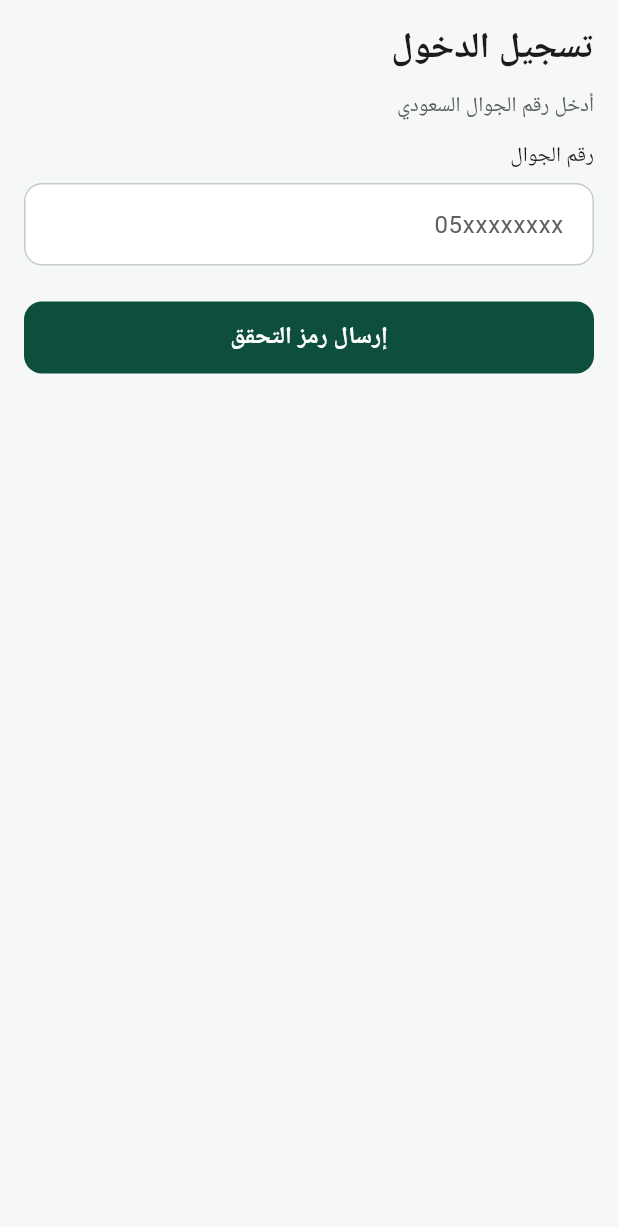
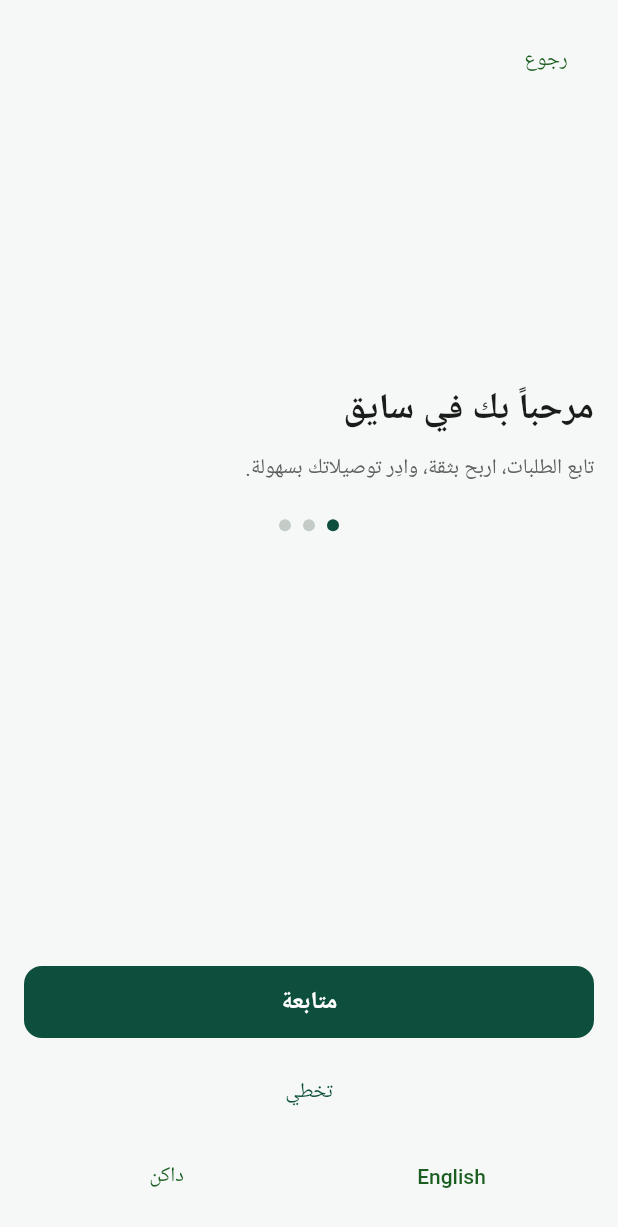
Before and after one commit to jari-tach/jari-platform, a Flutter app: the screen it shows after launch, after a tap on "ابدأ", on a phone screen of 412 x 824 dp. Shown: the top 1227 px of the screen. Run offline on Flutter 3.47's test engine with Material 3 defaults, Android fonts, the phone set to English and light mode, and no system bars; our stand-ins replace connectivity_plus, dio, drift, flutter_riverpod, flutter_secure_storage, get_it and 3 more; accounts and stored records are empty; generated files the repository leaves out were written again; Roboto replaces fonts that are missing (Tajawal).

Commit message:
feat: implement phase 2.6 authentication ui parity
Wire Splash, Onboarding, and Session Expired into the Fake auth path, connect Auth CTAs, and document VKP-NX9 device validation.

Co-authored-by: Cursor <cursoragent@cursor.com>

```diff
--- a/lib/core/localization/app_localizations.dart
+++ b/lib/core/localization/app_localizations.dart
@@ -216,6 +216,26 @@ class AppLocalizations {
     'Keep the app updated for the best experience.',
     'أبقِ التطبيق محدّثًا لأفضل تجربة.',
   );
+
+  // —— Splash / Onboarding / Welcome (Phase 2.6 Batch 2) ——
+  String get splashTitle => _t('Saeq Driver', 'سائق سايق');
+  String get splashSubtitle =>
+      _t('Professional delivery platform', 'منصة التوصيل الاحترافية');
+  String get splashTapToContinue => _t('Tap to continue', 'اضغط للمتابعة');
+  String get onboardingTitle => _t('Welcome to Saeq', 'مرحباً بك في سايق');
+  String get onboardingSubtitle => _t(
+    'Track offers, earn with confidence, and manage deliveries easily.',
+    'تابع الطلبات، اربح بثقة، وادِر توصيلاتك بسهولة.',
+  );
+  String get onboardingContinueAction => _t('Continue', 'متابعة');
+  String get onboardingSkipAction => _t('Skip', 'تخطي');
+  String get backAction => _t('Back', 'رجوع');
+  String get changePhoneAction =>
+      _t('Change mobile number', 'تغيير رقم الجوال');
+  String get sessionExpiredTitle => _t('Session expired', 'انتهت الجلسة');
+  String get sessionExpiredLoginAgain => _t('Sign in', 'تسجيل الدخول');
+  String get simulateSessionExpiredAction =>
+      _t('Simulate session expired', 'محاكاة انتهاء الجلسة');
 
   // —— Welcome / First Launch (Figma Final/Auth/First Launch) ——
   String get firstLaunchTitle => _t('Saeq Driver', 'سائق سايق');
--- a/lib/core/routes/app_router.dart
+++ b/lib/core/routes/app_router.dart
@@ -3,7 +3,10 @@ import 'package:go_router/go_router.dart';
 
 import '../../features/auth/domain/entities/authentication_status.dart';
 import '../../features/auth/presentation/screens/login_screen.dart';
+import '../../features/auth/presentation/screens/onboarding_screen.dart';
 import '../../features/auth/presentation/screens/otp_verification_screen.dart';
+import '../../features/auth/presentation/screens/session_expired_screen.dart';
+import '../../features/auth/presentation/screens/splash_screen.dart';
 import '../../features/delivery/presentation/pages/active_delivery_page.dart';
 import '../../features/delivery/presentation/pages/delivery_issue_page.dart';
 import '../../features/delivery/presentation/pages/delivery_verify_page.dart';
@@ -25,10 +28,13 @@ import '../theme/saeq_semantic_colors.dart';
 /// App routes
 class AppRoutes {
   // Route paths
+  static const String splash = '/splash';
   static const String welcome = '/';
+  static const String onboarding = '/onboarding';
   static const String comingSoon = '/coming-soon';
   static const String login = '/login';
   static const String loginOtp = '/login/otp';
+  static const String sessionExpired = '/session-expired';
   static const String home = '/home';
   static const String deliveries = '/deliveries';
   static const String earnings = '/earnings';
@@ -60,6 +66,16 @@ class AppRoutes {
 
   static String notificationDetail(String id) => '/notifications/$id';
 
+  /// Public auth / entry routes that authenticated users should leave.
+  static const List<String> authEntryRoutes = [
+    splash,
+    welcome,
+    onboarding,
+    login,
+    loginOtp,
+    sessionExpired,
+  ];
+
   /// Protected path roots (exact or nested under these prefixes).
   static const List<String> protectedRoots = [
     home,
@@ -81,6 +97,8 @@ class AppRoutes {
     }
     return false;
   }
+
+  static bool isAuthEntry(String path) => authEntryRoutes.contains(path);
 
   // Prevent instantiation
   AppRoutes._();
@@ -109,7 +127,7 @@ class AppRouter {
     required AuthenticationStatus Function() authStatus,
   }) {
     return GoRouter(
-      initialLocation: AppRoutes.welcome,
+      initialLocation: AppRoutes.splash,
       refreshListenable: refreshListenable,
 
       // Error page for unknown routes
@@ -136,8 +154,7 @@ class AppRouter {
       redirect: (context, state) {
         final status = authStatus();
         final path = state.uri.path;
-        final isLoginRoute =
-            path == AppRoutes.login || path == AppRoutes.loginOtp;
+        final isAuthEntry = AppRoutes.isAuthEntry(path);
 
         // Compat: old Orders tab → Deliveries.
         if (path == AppRoutes.orders) {
@@ -152,7 +169,7 @@ class AppRouter {
           case AuthenticationStatus.authenticated:
             // Trial sessions restore on cold start; send drivers to Home so
             // Drift assignment + busy reconciliation are visible immediately.
-            if (isLoginRoute || path == AppRoutes.welcome) {
+            if (isAuthEntry) {
               return AppRoutes.home;
             }
             return null;
@@ -167,10 +184,25 @@ class AppRouter {
 
       // Routes
       routes: [
-        // Welcome screen (initial route, public)
+        GoRoute(
+          path: AppRoutes.splash,
+          builder: (context, state) => const SplashScreen(),
+        ),
+
+        // Welcome screen (public)
         GoRoute(
           path: AppRoutes.welcome,
           builder: (context, state) => const WelcomeScreen(),
+        ),
+
+        GoRoute(
+          path: AppRoutes.onboarding,
+          builder: (context, state) => const OnboardingScreen(),
+        ),
+
+        GoRoute(
+          path: AppRoutes.sessionExpired,
+          builder: (context, state) => const SessionExpiredScreen(),
         ),
 
         // Explore Architecture (sub-screen pushed from Welcome; must allow
--- /dev/null
+++ b/lib/features/auth/presentation/screens/onboarding_screen.dart
@@ -0,0 +1,134 @@
+import 'package:flutter/material.dart';
+import 'package:flutter_riverpod/flutter_riverpod.dart';
+import 'package:go_router/go_router.dart';
+
+import '../../../../core/localization/app_localizations.dart';
+import '../../../../core/providers/app_providers.dart';
+import '../../../../core/routes/app_router.dart';
+import '../../../../core/theme/app_theme.dart';
+import '../../../../core/theme/saeq_semantic_colors.dart';
+import '../../../../shared/widgets/saeq_primary_button.dart';
+
+/// Figma `DRV-AUTH-002-Onboarding` — Continue / Skip → Login.
+class OnboardingScreen extends ConsumerWidget {
+  const OnboardingScreen({super.key});
+
+  @override
+  Widget build(BuildContext context, WidgetRef ref) {
+    final l10n = AppLocalizations.of(context);
+    final colors = SaeqSemanticColors.of(context);
+    final isArabic = l10n.isArabic;
+    final themeMode = ref.watch(appThemeModeProvider);
+    final isDark = themeMode == ThemeMode.dark;
+
+    return Scaffold(
+      backgroundColor: colors.background,
+      body: SafeArea(
+        child: Padding(
+          padding: const EdgeInsets.all(AppTheme.spacingMD),
+          child: Column(
+            crossAxisAlignment: CrossAxisAlignment.stretch,
+            children: [
+              Align(
+                alignment: AlignmentDirectional.centerStart,
+                child: TextButton(
+                  key: const Key('onboardingBack'),
+                  onPressed: () => context.go(AppRoutes.welcome),
+                  child: Text(l10n.backAction),
+                ),
+              ),
+              const Spacer(flex: 2),
+              Text(
+                key: const Key('onboardingTitle'),
+                l10n.onboardingTitle,
+                style: AppTextStyles.headlineLarge.copyWith(
+                  color: colors.textPrimary,
+                  fontSize: AppTheme.fontSizeXXL,
+                  fontWeight: AppTheme.fontWeightBold,
+                ),
+              ),
+              const SizedBox(height: AppTheme.spacing12),
+              Text(
+                l10n.onboardingSubtitle,
+                style: AppTextStyles.bodyMedium.copyWith(
+                  color: colors.textSecondary,
+                  fontSize: AppTheme.fontSizeSM,
+                ),
+              ),
+              const SizedBox(height: AppTheme.spacingLG),
+              Row(
+                mainAxisAlignment: MainAxisAlignment.center,
+                children: List.generate(3, (i) {
+                  return Padding(
+                    padding: const EdgeInsets.symmetric(horizontal: 4),
+                    child: CircleAvatar(
+                      radius: 4,
+                      backgroundColor: i == 0 ? colors.primary : colors.border,
+                    ),
+                  );
+                }),
+              ),
+              const Spacer(flex: 3),
+              SaeqPrimaryButton(
+                key: const Key('onboardingContinue'),
+                label: l10n.onboardingContinueAction,
+                onPressed: () => context.go(AppRoutes.login),
+              ),
+              const SizedBox(height: AppTheme.spacing12),
+              SizedBox(
+                height: AppTheme.minTouchTarget,
+                child: TextButton(
+                  key: const Key('onboardingSkip'),
+                  onPressed: () => context.go(AppRoutes.login),
+                  style: TextButton.styleFrom(foregroundColor: colors.primary),
+                  child: Text(l10n.onboardingSkipAction),
+                ),
+              ),
+              const SizedBox(height: AppTheme.spacingSM),
+              Row(
+                children: [
+                  Expanded(
+                    child: TextButton(
+                      key: const Key('onboardingLocaleToggle'),
+                      onPressed: () {
+                        ref
+                            .read(appLocaleProvider.notifier)
+                            .setLocale(
+                              isArabic
+                                  ? const Locale('en')
+                                  : const Locale('ar'),
+                            );
+                      },
+                      child: Text(
+                        isArabic
+                            ? l10n.firstLaunchSwitchToEnglish
+                            : l10n.firstLaunchSwitchToArabic,
+                      ),
+                    ),
+                  ),
+                  Expanded(
+                    child: TextButton(
+                      key: const Key('onboardingThemeToggle'),
+                      onPressed: () {
+                        ref
+                            .read(appThemeModeProvider.notifier)
+                            .setThemeMode(
+                              isDark ? ThemeMode.light : ThemeMode.dark,
+                            );
+                      },
+                      child: Text(
+                        isDark
+                            ? l10n.settingsThemeLight
+                            : l10n.settingsThemeDark,
+                      ),
+                    ),
+                  ),
+                ],
+              ),
+            ],
+          ),
+        ),
+      ),
+    );
+  }
+}
--- /dev/null
+++ b/lib/features/auth/presentation/screens/splash_screen.dart
@@ -0,0 +1,109 @@
+import 'dart:async';
+
+import 'package:flutter/material.dart';
+import 'package:flutter_riverpod/flutter_riverpod.dart';
+import 'package:go_router/go_router.dart';
+
+import '../../../../core/localization/app_localizations.dart';
+import '../../../../core/routes/app_router.dart';
+import '../../../../core/theme/app_theme.dart';
+import '../../../../core/theme/saeq_semantic_colors.dart';
+
+/// Cold-start splash — Figma `DRV-SYS-001-Splash`.
+///
+/// Auto-advances to Welcome after a short delay; tap also continues.
+class SplashScreen extends ConsumerStatefulWidget {
+  const SplashScreen({super.key});
+
+  @override
+  ConsumerState<SplashScreen> createState() => _SplashScreenState();
+}
+
+class _SplashScreenState extends ConsumerState<SplashScreen> {
+  Timer? _timer;
+  bool _navigated = false;
+
+  @override
+  void initState() {
+    super.initState();
+    _timer = Timer(const Duration(milliseconds: 1200), _goWelcome);
+  }
+
+  @override
+  void dispose() {
+    _timer?.cancel();
+    super.dispose();
+  }
+
+  void _goWelcome() {
+    if (_navigated || !mounted) return;
+    _navigated = true;
+    GoRouter.maybeOf(context)?.go(AppRoutes.welcome);
+  }
+
+  @override
+  Widget build(BuildContext context) {
+    final l10n = AppLocalizations.of(context);
+    final colors = SaeqSemanticColors.of(context);
+
+    return Scaffold(
+      backgroundColor: colors.background,
+      body: SafeArea(
+        child: GestureDetector(
+          behavior: HitTestBehavior.opaque,
+          onTap: _goWelcome,
+          child: Padding(
+            padding: const EdgeInsets.all(AppTheme.spacingMD),
+            child: Column(
+              crossAxisAlignment: CrossAxisAlignment.stretch,
+              children: [
+                const Spacer(),
+                Text(
+                  key: const Key('splashBrandTitle'),
+                  l10n.splashTitle,
+                  style: AppTextStyles.headlineLarge.copyWith(
+                    color: colors.primary,
+                    fontSize: AppTheme.fontSizeXXL,
+                    fontWeight: AppTheme.fontWeightBold,
+                  ),
+                  textAlign: TextAlign.center,
+                ),
+                const SizedBox(height: AppTheme.spacing12),
+                Text(
+                  l10n.splashSubtitle,
+                  style: AppTextStyles.bodyMedium.copyWith(
+                    color: colors.textSecondary,
+                    fontSize: AppTheme.fontSizeSM,
+                  ),
+                  textAlign: TextAlign.center,
+                ),
+                const SizedBox(height: AppTheme.spacingLG),
+                Center(
+                  child: SizedBox(
+                    width: 28,
+                    height: 28,
+                    child: CircularProgressIndicator(
+                      strokeWidth: 2.5,
+                      color: colors.primary,
+                    ),
+                  ),
+                ),
+                const Spacer(),
+                Text(
+                  key: const Key('splashContinueHint'),
+                  l10n.splashTapToContinue,
+                  style: AppTextStyles.label.copyWith(
+                    color: colors.textSecondary,
+                    fontSize: AppTheme.fontSizeXS,
+                  ),
+                  textAlign: TextAlign.center,
+                ),
+                const SizedBox(height: AppTheme.spacingMD),
+              ],
+            ),
+          ),
+        ),
+      ),
+    );
+  }
+}
--- a/lib/features/driver/presentation/welcome_screen.dart
+++ b/lib/features/driver/presentation/welcome_screen.dart
@@ -45,14 +45,16 @@ class WelcomeScreen extends ConsumerWidget {
               ),
               const SizedBox(height: AppTheme.spacingLG),
               SaeqPrimaryButton(
+                key: const Key('welcomeStart'),
                 label: l10n.firstLaunchStartAction,
-                onPressed: () => context.go(AppRoutes.login),
+                onPressed: () => context.go(AppRoutes.onboarding),
               ),
               const SizedBox(height: AppTheme.spacing12),
               SizedBox(
                 height: AppTheme.minTouchTarget,
                 width: double.infinity,
                 child: TextButton(
+                  key: const Key('welcomeLocaleToggle'),
                   onPressed: () {
                     ref
                         .read(appLocaleProvider.notifier)
@@ -74,6 +76,37 @@ class WelcomeScreen extends ConsumerWidget {
                   ),
                 ),
               ),
+              SizedBox(
+                height: AppTheme.minTouchTarget,
+                width: double.infinity,
+                child: TextButton(
+                  key: const Key('welcomeThemeToggle'),
+                  onPressed: () {
+                    final isDark =
+                        ref.read(appThemeModeProvider) == ThemeMode.dark;
+                    ref
+                        .read(appThemeModeProvider.notifier)
+                        .setThemeMode(
+                          isDark ? ThemeMode.light : ThemeMode.dark,
+                        );
+                  },
+                  style: TextButton.styleFrom(foregroundColor: colors.primary),
+                  child: Text(
+                    ref.watch(appThemeModeProvider) == ThemeMode.dark
+                        ? l10n.settingsThemeLight
+                        : l10n.settingsThemeDark,
+                  ),
+                ),
+              ),
+              SizedBox(
+                height: AppTheme.minTouchTarget,
+                width: double.infinity,
+                child: TextButton(
+                  key: const Key('welcomeSessionExpiredDemo'),
+                  onPressed: () => context.go(AppRoutes.sessionExpired),
+                  child: Text(l10n.simulateSessionExpiredAction),
+                ),
+              ),
             ],
           ),
         ),
```
Also changed, not shown: lib/features/auth/presentation/screens/login_screen.dart (+27 -0 lines), lib/features/auth/presentation/screens/otp_verification_screen.dart (+14 -0 lines), lib/features/auth/presentation/screens/session_expired_screen.dart (added, +70 -0 lines), 4 other files.
